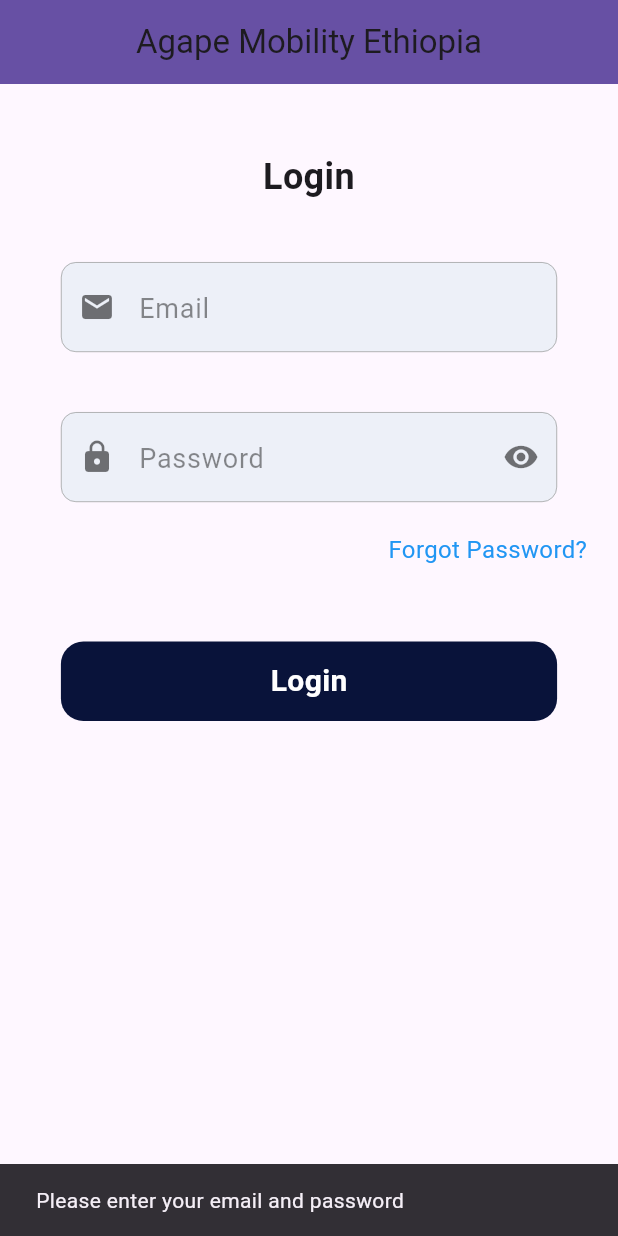
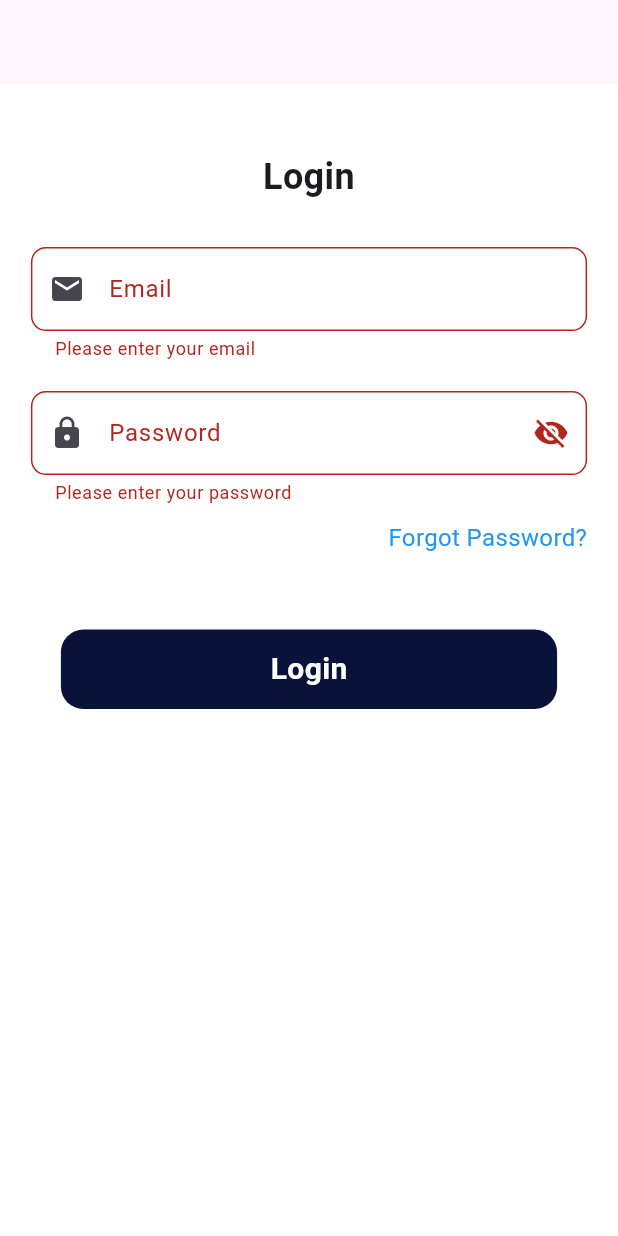
Before and after one commit to Agape-Project/agape, a Flutter app: the screen it shows after launch, after a tap on "Login", on a phone screen of 412 x 824 dp. Run offline on Flutter 3.47's test engine with Material 3 defaults, Android fonts, the phone set to English and light mode, and no system bars; our stand-ins replace flutter_riverpod; missing offline and left inert: animated_snack_bar.

Commit message:
login validation added and animated snackbar added

```diff
--- a/lib/auth/screens/login_screen.dart
+++ b/lib/auth/screens/login_screen.dart
@@ -3,6 +3,7 @@ import 'package:agape/auth/screens/forgot_password.dart';
 import 'package:agape/widgets/button.dart';
 import 'package:agape/widgets/snackbar.dart';
 import 'package:agape/widgets/text_field.dart';
+import 'package:animated_snack_bar/animated_snack_bar.dart';
 import 'package:flutter/material.dart';
 import 'package:flutter_riverpod/flutter_riverpod.dart';
 
@@ -14,18 +15,30 @@ class LoginScreen extends ConsumerStatefulWidget {
 }
 
 class _LoginScreenState extends ConsumerState<LoginScreen> {
+  final _formKey = GlobalKey<FormState>();
+
   final _emailController = TextEditingController();
   final _passwordController = TextEditingController();
 
+  bool _isPasswordVisible = false;
+
   void login() async {
+    if (_formKey.currentState!.validate()) {
+      // Perform login if form is valid
       final email = _emailController.text.trim();
       final password = _passwordController.text.trim();
 
-  if (email.isNotEmpty && password.isNotEmpty) {
       try {
         final response =
             await ref.read(authControllerProvider).login(email, password);
-      showSnackBar(context, response);
+        // Show success snackbar
+        showCustomSnackBar(
+          context,
+          title: 'Success',
+          message: 'Logged in successfully',
+          type: AnimatedSnackBarType.success,
+        );
+
         Navigator.pushReplacement(
           context,
           MaterialPageRoute(
@@ -33,20 +46,33 @@ void login() async {
           ),
         );
       } catch (e) {
-      showSnackBar(context, e.toString());
+        // Show error snackbar for invalid login
+        showCustomSnackBar(
+          context,
+          title: 'Error',
+          message: 'Invalid email or password',
+          type: AnimatedSnackBarType.error,
+        );
       }
     } else {
-    showSnackBar(context, "Please enter your email and password");
+      // Form validation failed
+      // showCustomSnackBar(
+      //   context,
+      //   title: 'Error',
+      //   message: 'Please fix the errors in the form',
+      //   type: AnimatedSnackBarType.error,
+      // );
     }
   }
+
   @override
   Widget build(BuildContext context) {
     final size = MediaQuery.of(context).size; // Get screen size
     return Scaffold(
+      backgroundColor: Colors.white,
       appBar: AppBar(
-        title: const Text("Agape Mobility Ethiopia"),
+        title: const Text(""),
         centerTitle: true,
-        backgroundColor: Theme.of(context).colorScheme.primary,
       ),
       body: SafeArea(
         child: SingleChildScrollView(
@@ -60,6 +86,8 @@ void login() async {
                 constraints: const BoxConstraints(
                   maxWidth: 400, // Limit width on larger screens
                 ),
+                child: Form(
+                  key: _formKey, // Attach form key here
                   child: Column(
                     mainAxisAlignment: MainAxisAlignment.center,
                     crossAxisAlignment: CrossAxisAlignment.stretch,
@@ -74,19 +102,57 @@ void login() async {
                         ),
                       ),
                       const SizedBox(height: 30),
-                    TextFieldInput(
-                      textEditingController: _emailController,
-                      hintText: "Email",
-                      icon: Icons.email,
-                      textInputType: TextInputType.emailAddress,
+                      TextFormField(
+                        controller: _emailController,
+                        keyboardType: TextInputType.emailAddress,
+                        decoration: InputDecoration(
+                          border: OutlineInputBorder(
+                            borderRadius: BorderRadius.circular(10),
+                          ),
+                          labelText: 'Email',
+                          prefixIcon: const Icon(Icons.email),
+                        ),
+                        validator: (value) {
+                          if (value == null || value.isEmpty) {
+                            return 'Please enter your email';
+                          } else if (!RegExp(r'^[^@]+@[^@]+\.[^@]+')
+                              .hasMatch(value)) {
+                            return 'Please enter a valid email';
+                          }
+                          return null;
+                        },
                       ),
                       const SizedBox(height: 20),
-                    TextFieldInput(
-                      textEditingController: _passwordController,
-                      hintText: "Password",
-                      isPass: true,
-                      icon: Icons.lock,
-                      textInputType: TextInputType.text,
+                      TextFormField(
+                        controller: _passwordController,
+                        obscureText: !_isPasswordVisible,
+                        decoration: InputDecoration(
+                          border: OutlineInputBorder(
+                            borderRadius: BorderRadius.circular(10),
+                          ),
+                          labelText: 'Password',
+                          prefixIcon: const Icon(Icons.lock),
+                          suffixIcon: IconButton(
+                            icon: Icon(
+                              _isPasswordVisible
+                                  ? Icons.visibility
+                                  : Icons.visibility_off,
+                            ),
+                            onPressed: () {
+                              setState(() {
+                                _isPasswordVisible = !_isPasswordVisible;
+                              });
+                            },
+                          ),
+                        ),
+                        validator: (value) {
+                          if (value == null || value.isEmpty) {
+                            return 'Please enter your password';
+                          } else if (value.length < 6) {
+                            return 'Password must be at least 6 characters';
+                          }
+                          return null;
+                        },
                       ),
                       const SizedBox(height: 10),
                       Align(
@@ -122,6 +188,7 @@ void login() async {
             ),
           ),
         ),
+      ),
     );
   }
 }
@@ -140,7 +207,7 @@ class HomePage extends StatelessWidget {
       body: const Center(
         child: Column(
           mainAxisAlignment: MainAxisAlignment.center,
-          children: const [
+          children: [
             Text("Welcome to Agape Mobility Ethiopia"),
             SizedBox(height: 20),
             Text("You are now logged in"),
--- a/lib/widgets/snackbar.dart
+++ b/lib/widgets/snackbar.dart
@@ -1,5 +1,5 @@
 import 'package:flutter/material.dart';
-
+import 'package:animated_snack_bar/animated_snack_bar.dart';
 showSnackBar(BuildContext context, String text) {
   return ScaffoldMessenger.of(context).showSnackBar(
     SnackBar(
@@ -7,3 +7,20 @@ showSnackBar(BuildContext context, String text) {
     ),
   );
 }
+
+
+
+void showCustomSnackBar(
+  BuildContext context, {
+  required String title,
+  required String message,
+  required AnimatedSnackBarType type,
+  Brightness brightness = Brightness.light,
+}) {
+  AnimatedSnackBar.rectangle(
+    title,
+    message,
+    type: type,
+    brightness: brightness,
+  ).show(context);
+}
--- a/pubspec.yaml
+++ b/pubspec.yaml
@@ -38,6 +38,7 @@ dependencies:
   device_preview: ^1.2.0
   http: ^1.2.2
   flutter_riverpod: ^2.6.1
+  animated_snack_bar: ^0.4.0
 
 dev_dependencies:
   flutter_test:
```
Also changed, not shown: pubspec.lock. Lines whose indentation alone changed are shown as unchanged.
